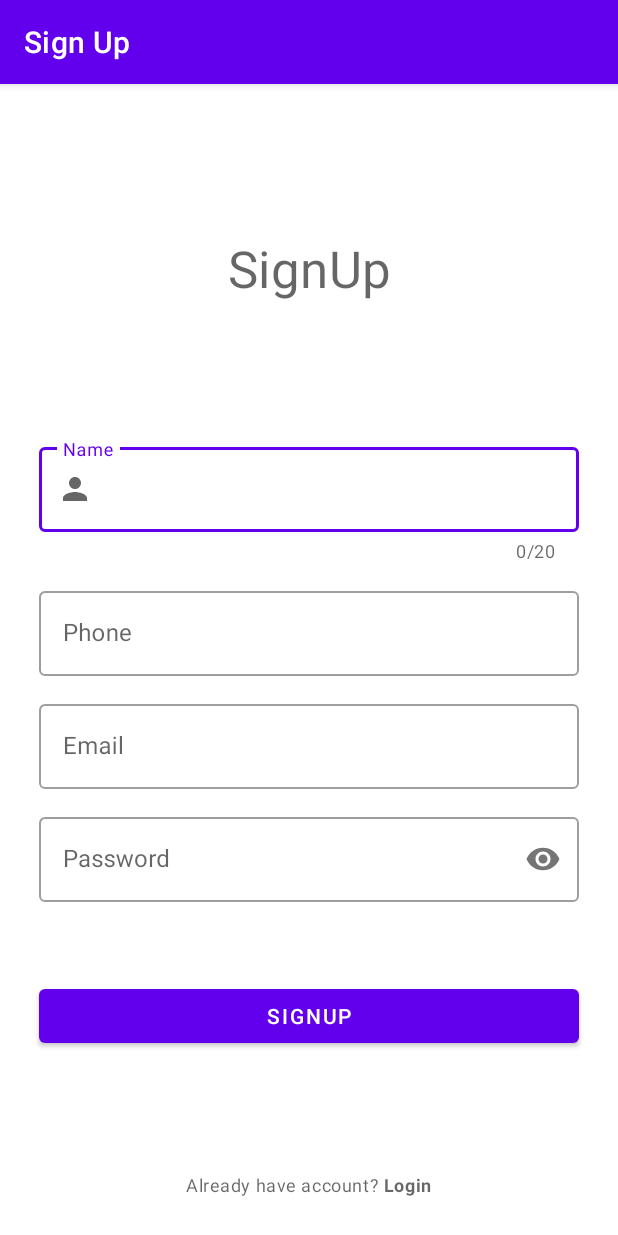
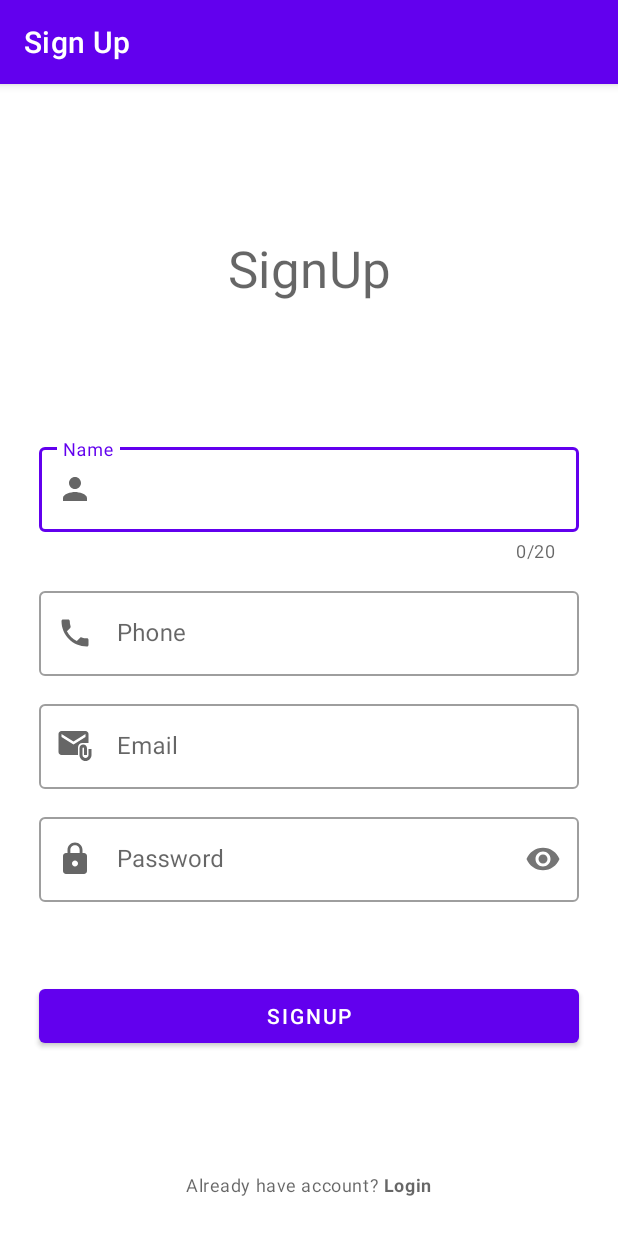
Before and after one commit to Dicky-27/CarePlus, an Android app: the SignUpActivity screen opened directly, with no data from a screen before it, on a phone screen of 412 x 824 dp. Run offline under Robolectric (Android 15) with nearby library versions, the phone set to English and light mode, and no system bars; our stand-ins replace Firebase (no records; nobody signed in at launch, a user with empty details on screens opened directly), sdp/ssp sizes.

Commit message:
REGIST UPDATE UI

```diff
--- /dev/null
+++ b/app/src/main/res/drawable/ic_baseline_attach_email_24.xml
@@ -0,0 +1,13 @@
+<vector xmlns:android="http://schemas.android.com/apk/res/android"
+    android:width="24dp"
+    android:height="24dp"
+    android:viewportWidth="24"
+    android:viewportHeight="24"
+    android:tint="?attr/colorControlNormal">
+  <path
+      android:fillColor="@android:color/white"
+      android:pathData="M21,10V4c0,-1.1 -0.9,-2 -2,-2H3C1.9,2 1.01,2.9 1.01,4L1,16c0,1.1 0.9,2 2,2h11v-5c0,-1.66 1.34,-3 3,-3H21zM11,11L3,6V4l8,5l8,-5v2L11,11z"/>
+  <path
+      android:fillColor="@android:color/white"
+      android:pathData="M21,14v4c0,1.1 -0.9,2 -2,2s-2,-0.9 -2,-2v-4.5c0,-0.28 0.22,-0.5 0.5,-0.5s0.5,0.22 0.5,0.5V18h2v-4.5c0,-1.38 -1.12,-2.5 -2.5,-2.5S15,12.12 15,13.5V18c0,2.21 1.79,4 4,4s4,-1.79 4,-4v-4H21z"/>
+</vector>
--- /dev/null
+++ b/app/src/main/res/drawable/ic_baseline_lock_24.xml
@@ -0,0 +1,10 @@
+<vector xmlns:android="http://schemas.android.com/apk/res/android"
+    android:width="24dp"
+    android:height="24dp"
+    android:viewportWidth="24"
+    android:viewportHeight="24"
+    android:tint="?attr/colorControlNormal">
+  <path
+      android:fillColor="@android:color/white"
+      android:pathData="M18,8h-1L17,6c0,-2.76 -2.24,-5 -5,-5S7,3.24 7,6v2L6,8c-1.1,0 -2,0.9 -2,2v10c0,1.1 0.9,2 2,2h12c1.1,0 2,-0.9 2,-2L20,10c0,-1.1 -0.9,-2 -2,-2zM12,17c-1.1,0 -2,-0.9 -2,-2s0.9,-2 2,-2 2,0.9 2,2 -0.9,2 -2,2zM15.1,8L8.9,8L8.9,6c0,-1.71 1.39,-3.1 3.1,-3.1 1.71,0 3.1,1.39 3.1,3.1v2z"/>
+</vector>
--- /dev/null
+++ b/app/src/main/res/drawable/ic_baseline_phone_24.xml
@@ -0,0 +1,10 @@
+<vector xmlns:android="http://schemas.android.com/apk/res/android"
+    android:width="24dp"
+    android:height="24dp"
+    android:viewportWidth="24"
+    android:viewportHeight="24"
+    android:tint="?attr/colorControlNormal">
+  <path
+      android:fillColor="@android:color/white"
+      android:pathData="M6.62,10.79c1.44,2.83 3.76,5.14 6.59,6.59l2.2,-2.2c0.27,-0.27 0.67,-0.36 1.02,-0.24 1.12,0.37 2.33,0.57 3.57,0.57 0.55,0 1,0.45 1,1V20c0,0.55 -0.45,1 -1,1 -9.39,0 -17,-7.61 -17,-17 0,-0.55 0.45,-1 1,-1h3.5c0.55,0 1,0.45 1,1 0,1.25 0.2,2.45 0.57,3.57 0.11,0.35 0.03,0.74 -0.25,1.02l-2.2,2.2z"/>
+</vector>
--- a/app/src/main/res/layout/activity_sign_up.xml
+++ b/app/src/main/res/layout/activity_sign_up.xml
@@ -54,6 +54,7 @@
         android:layout_marginBottom="@dimen/_10sdp"
         android:layout_marginHorizontal="@dimen/_20sdp"
         app:layout_constraintTop_toBottomOf="@+id/nameTil"
+        app:startIconDrawable="@drawable/ic_baseline_phone_24"
         app:layout_constraintStart_toStartOf="parent"
         app:layout_constraintEnd_toEndOf="parent"
         app:endIconMode="clear_text"
@@ -81,6 +82,7 @@
         android:layout_marginBottom="@dimen/_10sdp"
         android:layout_marginHorizontal="@dimen/_20sdp"
         app:layout_constraintTop_toBottomOf="@+id/phoneTil"
+        app:startIconDrawable="@drawable/ic_baseline_attach_email_24"
         app:layout_constraintStart_toStartOf="parent"
         app:layout_constraintEnd_toEndOf="parent">
 
@@ -104,6 +106,7 @@
         android:layout_marginTop="@dimen/_10sdp"
         android:layout_marginBottom="@dimen/_10sdp"
         android:layout_marginHorizontal="@dimen/_20sdp"
+        app:startIconDrawable="@drawable/ic_baseline_lock_24"
         app:layout_constraintTop_toBottomOf="@+id/emailTil"
         app:layout_constraintStart_toStartOf="parent"
         app:layout_constraintEnd_toEndOf="parent">
```
